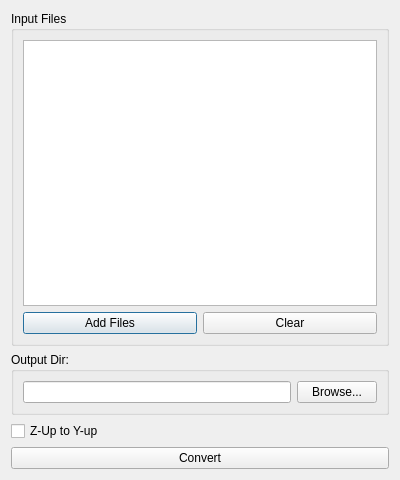
Old version of the form src/batchconversiondialog.ui in the repository chchwy/ogre-v2-mesh-viewer.
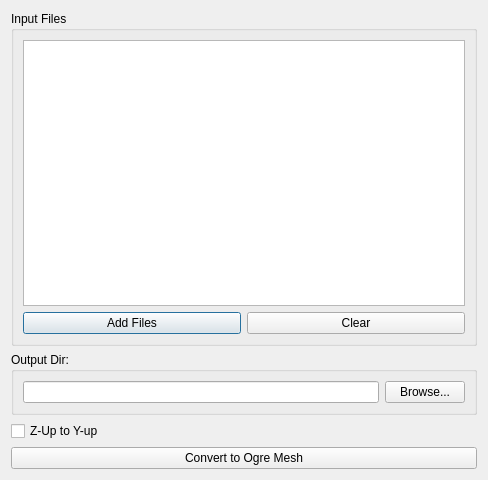
New version of the form.

```diff
--- a/src/batchconversiondialog.ui
+++ b/src/batchconversiondialog.ui
@@ -6,7 +6,7 @@
    <rect>
     <x>0</x>
     <y>0</y>
-    <width>400</width>
+    <width>488</width>
     <height>480</height>
    </rect>
   </property>
@@ -51,7 +51,17 @@
      </property>
      <layout class="QHBoxLayout" name="horizontalLayout">
       <item>
-       <widget class="QLineEdit" name="OutputFolderText"/>
+       <widget class="QLineEdit" name="OutputFolderText">
+        <property name="text">
+         <string notr="true"/>
+        </property>
+        <property name="maxLength">
+         <number>2048</number>
+        </property>
+        <property name="clearButtonEnabled">
+         <bool>false</bool>
+        </property>
+       </widget>
       </item>
       <item>
        <widget class="QPushButton" name="BrowserOutputFolderButton">
@@ -73,7 +83,7 @@
    <item>
     <widget class="QPushButton" name="ConvertButton">
      <property name="text">
-      <string>Convert</string>
+      <string>Convert to Ogre Mesh</string>
      </property>
     </widget>
    </item>
```
Left out of the diff: 2 changed lines with no effect on the pictures.
